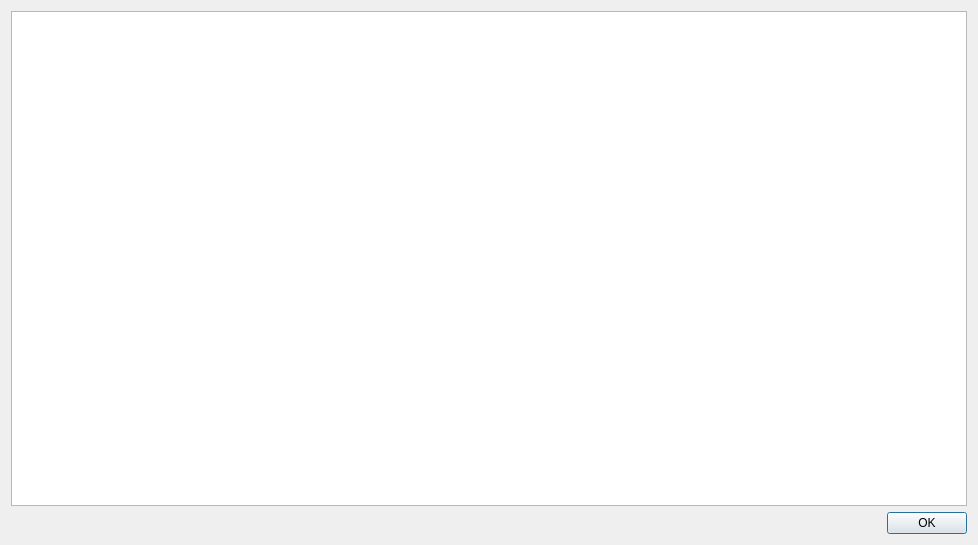
This is Code/Gui/MITK/Modules/niftkQmitkExt/Resources/UI/QmitkHelpAboutDialog.ui in NifTK/NifTK as Qt 5 draws it before an edit. The edited form follows.
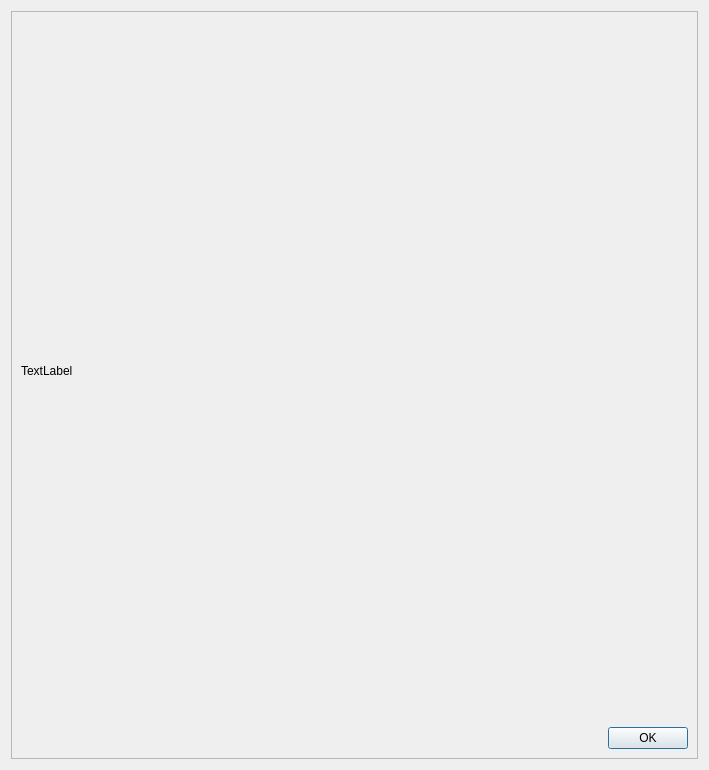
This is the edited form.

Commit message: #1240, fix URLS in HelpAbout

```diff
--- a/Code/Gui/MITK/Modules/niftkQmitkExt/Resources/UI/QmitkHelpAboutDialog.ui
+++ b/Code/Gui/MITK/Modules/niftkQmitkExt/Resources/UI/QmitkHelpAboutDialog.ui
@@ -6,16 +6,41 @@
    <rect>
     <x>0</x>
     <y>0</y>
-    <width>978</width>
-    <height>545</height>
+    <width>709</width>
+    <height>770</height>
    </rect>
   </property>
   <property name="windowTitle">
    <string>About NiftyView</string>
   </property>
+  <layout class="QHBoxLayout" name="horizontalLayout">
+   <item>
+    <widget class="QScrollArea" name="scrollArea">
+     <property name="widgetResizable">
+      <bool>true</bool>
+     </property>
+     <widget class="QWidget" name="scrollAreaWidgetContents">
+      <property name="geometry">
+       <rect>
+        <x>0</x>
+        <y>0</y>
+        <width>689</width>
+        <height>750</height>
+       </rect>
+      </property>
   <layout class="QGridLayout" name="gridLayout">
    <item row="0" column="0">
-    <widget class="QTextEdit" name="m_HelpAboutTextEdit"/>
+        <widget class="QLabel" name="m_HelpAboutLabel">
+         <property name="frameShape">
+          <enum>QFrame::NoFrame</enum>
+         </property>
+         <property name="frameShadow">
+          <enum>QFrame::Plain</enum>
+         </property>
+         <property name="text">
+          <string>TextLabel</string>
+         </property>
+        </widget>
    </item>
    <item row="1" column="0">
     <widget class="QDialogButtonBox" name="m_OkayButtonBox">
@@ -25,6 +50,10 @@
      <property name="standardButtons">
       <set>QDialogButtonBox::Ok</set>
      </property>
+        </widget>
+       </item>
+      </layout>
+     </widget>
     </widget>
    </item>
   </layout>
```
Lines whose indentation alone changed are shown as unchanged. The commit also changes 1 other file.
